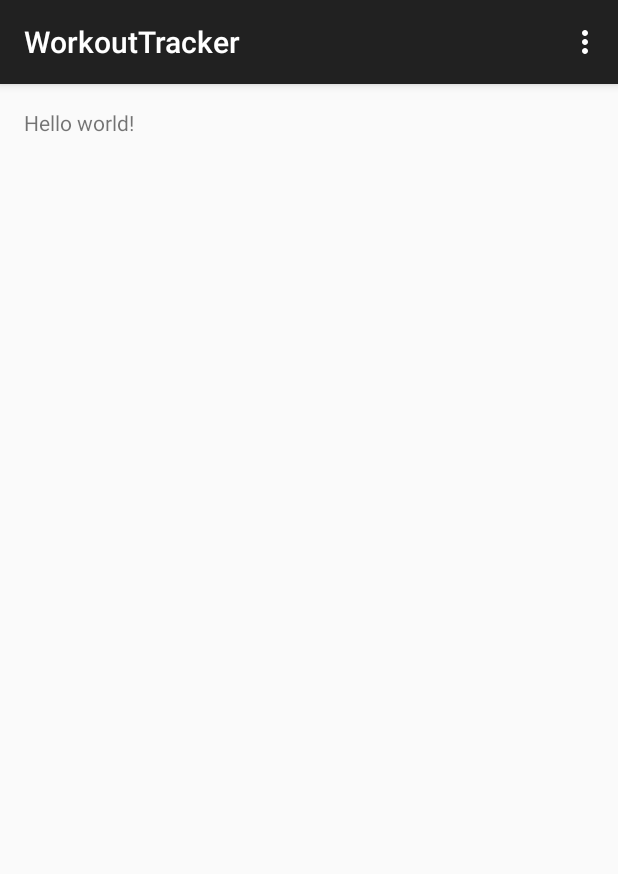
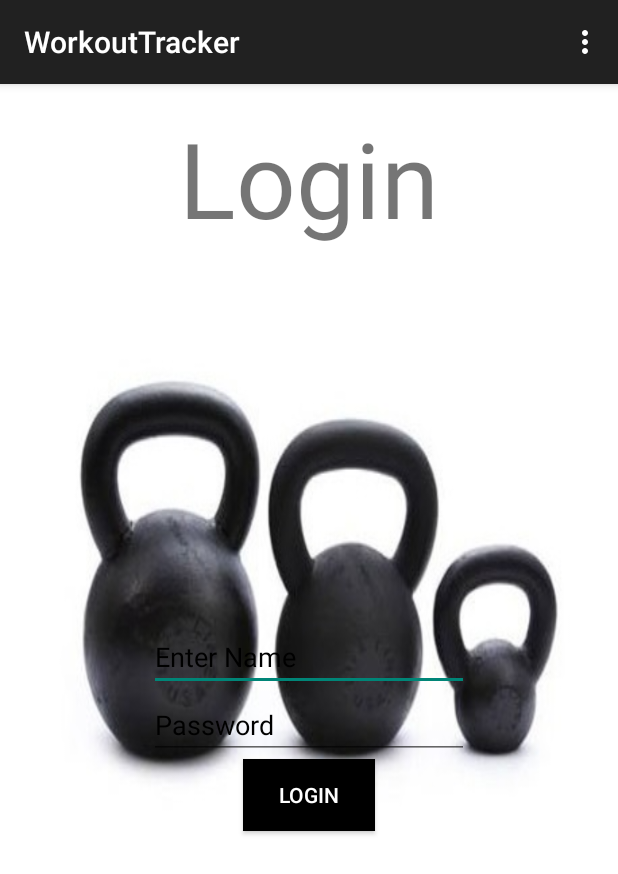
Before and after one commit to BlueberryCo/WorkoutTracker, an Android app: the screen it shows after launch (MainActivity), on a phone screen of 412 x 824 dp. Shown: the top 874 px of the screen. Run offline under Robolectric (Android 15) with nearby library versions, the phone set to English and light mode, and no system bars.

Commit message:
logon layout + new background image+new string values for labels

```diff
--- a/app/src/main/res/layout/activity_main.xml
+++ b/app/src/main/res/layout/activity_main.xml
@@ -1,11 +1,59 @@
 <RelativeLayout xmlns:android="http://schemas.android.com/apk/res/android"
-    xmlns:tools="http://schemas.android.com/tools" android:layout_width="match_parent"
-    android:layout_height="match_parent" android:paddingLeft="@dimen/activity_horizontal_margin"
+    xmlns:tools="http://schemas.android.com/tools"
+    android:layout_width="match_parent"
+    android:layout_height="match_parent"
+    android:paddingBottom="@dimen/activity_vertical_margin"
+    android:paddingLeft="@dimen/activity_horizontal_margin"
     android:paddingRight="@dimen/activity_horizontal_margin"
     android:paddingTop="@dimen/activity_vertical_margin"
-    android:paddingBottom="@dimen/activity_vertical_margin" tools:context=".MainActivity">
+    android:background="@drawable/bg1"
+    tools:context=".MainActivity">
 
-    <TextView android:text="@string/hello_world" android:layout_width="wrap_content"
-        android:layout_height="wrap_content" />
+    <TextView
+        android:id="@+id/tvLogin"
+        android:layout_width="wrap_content"
+        android:layout_height="wrap_content"
+        android:layout_alignParentTop="true"
+        android:layout_centerHorizontal="true"
+        android:text="@string/sLogin"
+        android:textSize="70sp" />
+
+
+    <EditText
+        android:id="@+id/etUserName"
+        android:layout_width="wrap_content"
+        android:layout_height="wrap_content"
+        android:layout_centerHorizontal="true"
+        android:layout_below="@+id/tvLogin"
+        android:layout_marginTop="250dp"
+        android:focusable="true"
+        android:hint="@string/sUserName"
+        android:ems="10"
+        android:textColorHighlight="#000000"
+        android:textColorHint="#000000" />
+
+
+    <EditText
+        android:id="@+id/etPassword"
+        android:layout_width="wrap_content"
+        android:layout_height="wrap_content"
+        android:layout_centerHorizontal="true"
+        android:layout_below="@+id/etUserName"
+        android:ems="10"
+        android:hint="@string/sPasswod"
+        android:inputType="textPassword"
+        android:textColorHint="#000000" />
+
+
+    <Button
+        android:id="@+id/button"
+        android:layout_width="wrap_content"
+        android:layout_height="wrap_content"
+        android:layout_below="@+id/etPassword"
+        android:background="#000000"
+        android:layout_centerHorizontal="true"
+        android:textColor="#ffffff"
+        android:text="@string/sBLogin" />
+
 
 </RelativeLayout>
--- a/app/src/main/res/values/strings.xml
+++ b/app/src/main/res/values/strings.xml
@@ -3,4 +3,8 @@
 
     <string name="hello_world">Hello world!</string>
     <string name="action_settings">Settings</string>
+    <string name="sLogin">Login</string>
+    <string name="sUserName">Enter Name</string>
+    <string name="sBLogin">login</string>
+    <string name="sPasswod">Password</string>
 </resources>
```
Also changed, not shown: app/src/main/res/drawable/bg1.jpg (added).
